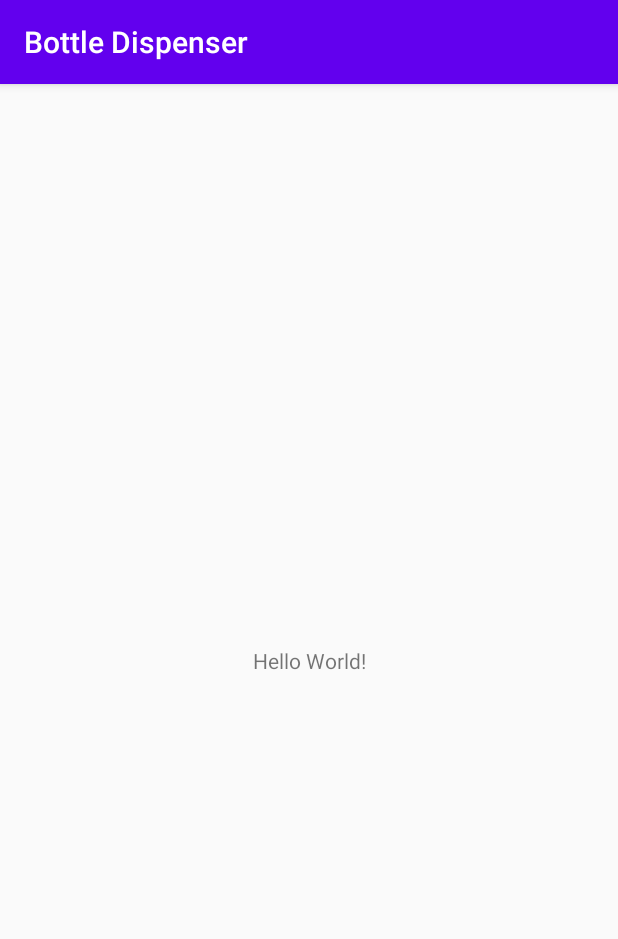
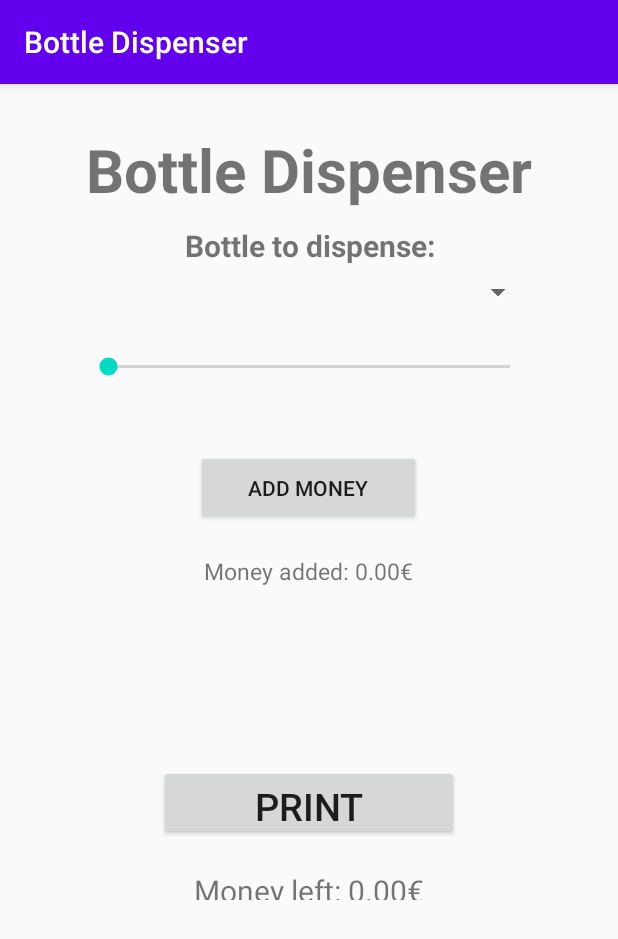
Before and after one commit to ViliAu/Olio-ohjelmointi, an Android app: the screen it shows after launch (MainActivity), on a phone screen of 412 x 824 dp. Shown: the top 939 px of the screen. Run offline under Robolectric (Android 15) with nearby library versions, the phone set to English and light mode, and no system bars.

Commit message:
Bottledispenser melkee valmis

```diff
--- /dev/null
+++ b/AndroidStudioProjects/BottleDispenser/app/src/main/java/com/example/bottledispenser/Bottle.java
@@ -0,0 +1,35 @@
+package com.example.bottledispenser;
+
+import java.util.ArrayList;
+
+public class Bottle {
+
+    private String name = "Pepsi Max";
+    private String manufacturer = "Pepsi";
+    private double total_energy = 0.3d;
+    final public float size;
+    final public float price;
+
+    public Bottle() {
+        size = 0.5f;
+        price = 1.80f;
+    }
+    public Bottle(String n, String manuf, double totE, float size, float price) {
+        name = n;
+        manufacturer = manuf;
+        total_energy = totE;
+        this.size = size;
+        this.price = price;
+    }
+
+    public String getName(){
+        return name;
+    }
+    public String getManufacturer(){
+        return manufacturer;
+    }
+    public double getEnergy(){
+        return total_energy;
+    }
+
+}
--- /dev/null
+++ b/AndroidStudioProjects/BottleDispenser/app/src/main/java/com/example/bottledispenser/BottleDispenser.java
@@ -0,0 +1,102 @@
+package com.example.bottledispenser;
+
+import java.util.ArrayList;
+import java.util.Scanner;
+
+import android.content.Context;
+import android.widget.ArrayAdapter;
+import android.widget.Spinner;
+import android.widget.TextView;
+import android.widget.Toast;
+
+public class BottleDispenser {
+
+    // Primitives
+    private int bottles;
+    private float money;
+
+    // Other
+    ArrayList<Bottle> bottle_array;
+    Context context;
+
+    //UI Elements
+    TextView contents;
+    TextView textField2;
+    Spinner spin;
+
+    private static BottleDispenser bd;
+    public static BottleDispenser getInstance(Spinner spin, Context c, TextView txtview, TextView l) {
+        if (bd == null) {
+            bd = new BottleDispenser(spin, c, txtview, l);
+        }
+        return bd;
+    }
+
+    // Overload for Customer class
+    public static BottleDispenser getInstance() {
+        return bd;
+    }
+
+    public BottleDispenser(Spinner spin, Context c, TextView txtview, TextView l) {
+        this.spin = spin;
+        contents = txtview;
+        context = c;
+        bottles = 5;
+        money = 0;
+        // Initialize the array
+        bottle_array = new ArrayList<Bottle>();
+
+        //Add bottles
+        bottle_array.add(new Bottle("Pepsi Max", "Pepsi", 0.3d, 0.5f, 1.8f));
+        bottle_array.add(new Bottle("Pepsi Max", "Pepsi", 0.3d, 1.5f, 2.2f));
+        bottle_array.add(new Bottle("Coca-Cola Zero", "Coca-Cola", 0.3d, 0.5f, 2.0f));
+        bottle_array.add(new Bottle("Coca-Cola Zero", "Coca-Cola", 0.3d, 1.5f, 2.5f));
+        bottle_array.add(new Bottle("Fanta Zero", "Coca-Cola", 0.3d, 0.5f, 1.95f));
+    }
+
+    public void addMoney(float money) {
+        this.money += money;
+        System.out.println("Klink! Added more money!");
+    }
+
+    public void buyBottle() {
+        if (bottles > 0 && money > bottle_array.get(0).price) {
+            transaction();
+        }
+        else if (bottles > 0) {
+            System.out.println("Add money first!");
+        }
+        else if (money > bottle_array.get(0).price) {
+            System.out.println("Out of bottels!");
+        }
+    }
+
+    public void returnMoney() {
+        System.out.print("Klink klink. Money came out! ");
+        System.out.printf("You got %.2f€ back", money);
+        System.out.println("");
+        money = 0;
+    }
+
+    public void listBottles() {
+        for (int i = 0; i < bottles; i++) {
+            System.out.println(i+1+". Name: "+bottle_array.get(i).getName());
+            System.out.println("\tSize: "+bottle_array.get(i).size+"\tPrice: "+bottle_array.get(i).price);
+        }
+    }
+    public void transaction() {
+        Bottle b;
+        int choice;
+
+        listBottles();
+        System.out.print("Your choice: ");
+        Scanner scanner = new Scanner(System.in);
+        choice = scanner.nextInt();
+        b = bottle_array.get(choice-1);
+
+        bottles -= 1;
+        bottle_array.remove(choice-1);
+        money -= b.price;
+        System.out.println("KACHUNK! " + b.getName() + " came out of the dispenser!");
+    }
+}
--- a/AndroidStudioProjects/BottleDispenser/app/src/main/java/com/example/bottledispenser/ElementHandler.java
+++ /dev/null
@@ -1,16 +0,0 @@
-package com.example.bottledispenser;
-
-public class ElementHandler {
-    public static int jere = 1;
-    ElementHandler() {
-
-    }
-
-    void setupButtons() {
-
-    }
-
-    void setupTextFields() {
-
-    }
-}
--- a/AndroidStudioProjects/BottleDispenser/app/src/main/java/com/example/bottledispenser/MainActivity.java
+++ b/AndroidStudioProjects/BottleDispenser/app/src/main/java/com/example/bottledispenser/MainActivity.java
@@ -1,15 +1,105 @@
 package com.example.bottledispenser;
 
 import androidx.appcompat.app.AppCompatActivity;
-
 import android.os.Bundle;
 
+import android.content.Context;
+import android.view.View;
+import android.widget.ArrayAdapter;
+import android.widget.SeekBar;
+import android.widget.Spinner;
+import android.widget.TextView;
+import android.widget.Toast;
+import android.widget.Button;
+
 public class MainActivity extends AppCompatActivity {
+    //Primitives
+    private int moneyToAdd;
+    private int money;
+
+    //Others
+    private BottleDispenser bd;
+    private Context context;
+
+    //UI Elements
+    private TextView action;
+    private Button btnAddMoney;
+    private Button btnPrintReceipt;
+    private SeekBar seekBar;
+    private Spinner spinner;
 
     @Override
     protected void onCreate(Bundle savedInstanceState) {
+        // Setup view
         super.onCreate(savedInstanceState);
         setContentView(R.layout.activity_main);
-        ElementHandler ele = new ElementHandler();
+        context = getApplicationContext();
+
+        money = 10;
+        initElements();
+
+        bd = BottleDispenser.getInstance(spinner, context, action, action);
+    }
+
+    private void addMoneyToDispenser() {
+        if (money - moneyToAdd < 0) {
+            Toast toast = Toast.makeText(this, "Not enough money!", Toast.LENGTH_SHORT);
+            toast.show();
+            return;
+        }
+        else {
+            money -= moneyToAdd;
+            bd.addMoney(moneyToAdd);
+        }
+    }
+
+    private void initElements() {
+        initTextViews();
+        initButtons();
+        initSeekBar();
+        initSpinner();
+    }
+
+    private void initTextViews() {
+        action = (TextView)findViewById(R.id.textview_activity);
+    }
+
+    private void initButtons() {
+        btnAddMoney = (Button)findViewById(R.id.button_add_money);
+        btnAddMoney.setOnClickListener(new View.OnClickListener() {
+            @Override
+            public void onClick(View v) {
+                addMoneyToDispenser();
+            }
+        });
+
+        btnPrintReceipt = (Button)findViewById(R.id.button_add_money);
+    }
+
+    private void initSeekBar() {
+        seekBar = (SeekBar)findViewById(R.id.seekbar_money_amount);
+        seekBar.setOnSeekBarChangeListener(new SeekBar.OnSeekBarChangeListener() {
+            @Override
+            public void onProgressChanged(SeekBar seekBar, int progress, boolean fromUser) {
+                moneyToAdd = seekBar.getProgress();
+                Toast toast = Toast.makeText(context, String.valueOf(moneyToAdd), Toast.LENGTH_SHORT);
+                toast.show();
+                System.out.println("_LOG: "+moneyToAdd);
+            }
+
+            @Override
+            public void onStartTrackingTouch(SeekBar seekBar) {
+
+            }
+
+            @Override
+            public void onStopTrackingTouch(SeekBar seekBar) {
+
+            }
+        });
+    }
+
+    private void initSpinner() {
+        spinner = (Spinner)findViewById(R.id.spinner_bottles);
     }
 }
--- a/AndroidStudioProjects/BottleDispenser/app/src/main/java/com/example/bottledispenser/Singleton.java
+++ /dev/null
@@ -1,11 +0,0 @@
-package com.example.bottledispenser;
-
-class Singleton {
-    private static Singleton instance = null;
-    private Singleton(){}
-    public static Singleton getInstance() {
-        if (instance == null)
-            instance = new Singleton();
-        return instance;
-    }
-}
--- a/AndroidStudioProjects/BottleDispenser/app/src/main/res/layout/activity_main.xml
+++ b/AndroidStudioProjects/BottleDispenser/app/src/main/res/layout/activity_main.xml
@@ -1,5 +1,5 @@
 <?xml version="1.0" encoding="utf-8"?>
-<androidx.constraintlayout.widget.ConstraintLayout xmlns:android="http://schemas.android.com/apk/res/android"
+<RelativeLayout xmlns:android="http://schemas.android.com/apk/res/android"
     xmlns:app="http://schemas.android.com/apk/res-auto"
     xmlns:tools="http://schemas.android.com/tools"
     android:layout_width="match_parent"
@@ -7,12 +7,108 @@
     tools:context=".MainActivity">
 
     <TextView
+        android:id="@+id/header"
         android:layout_width="wrap_content"
         android:layout_height="wrap_content"
-        android:text="Hello World!"
-        app:layout_constraintBottom_toBottomOf="parent"
-        app:layout_constraintLeft_toLeftOf="parent"
-        app:layout_constraintRight_toRightOf="parent"
-        app:layout_constraintTop_toTopOf="parent" />
+        android:layout_centerHorizontal="true"
+        android:layout_marginTop="30dp"
 
-</androidx.constraintlayout.widget.ConstraintLayout>
+        android:text="Bottle Dispenser"
+        android:textStyle="bold"
+        android:textSize="40sp"
+        android:textAlignment="center"
+    />
+
+    <TextView
+        android:id="@+id/paragraph1"
+        android:layout_width="wrap_content"
+        android:layout_height="wrap_content"
+        android:layout_centerHorizontal="true"
+        android:layout_marginTop="10dp"
+        android:layout_below="@id/header"
+
+        android:text="Bottle to dispense:"
+        android:textStyle="bold"
+        android:textSize="20sp"
+        android:textAlignment="center"
+        />
+
+    <Spinner
+        android:id="@+id/spinner_bottles"
+        android:layout_below="@+id/header"
+        android:layout_height="50dp"
+        android:layout_width="300dp"
+        android:layout_centerHorizontal="true"
+        android:layout_marginTop="30dp"
+    />
+
+    <SeekBar
+        android:id="@+id/seekbar_money_amount"
+        android:layout_width="300dp"
+        android:layout_height="50dp"
+        android:layout_below="@+id/spinner_bottles"
+        android:layout_centerHorizontal="true"
+    />
+
+    <Button
+        android:id="@+id/button_add_money"
+        android:layout_width="150dp"
+        android:layout_height="50dp"
+        android:layout_marginTop="30dp"
+        android:layout_below="@+id/seekbar_money_amount"
+        android:layout_centerHorizontal="true"
+
+        android:text="Add money"
+    />
+
+    <TextView
+        android:id="@+id/textview_activity"
+        android:layout_width="match_parent"
+        android:layout_height="100dp"
+        android:layout_centerHorizontal="true"
+        android:layout_below="@+id/button_add_money"
+        android:layout_marginTop="50dp"
+    />
+
+    <TextView
+        android:id="@+id/textview_money"
+        android:layout_width="170dp"
+        android:layout_height="20dp"
+        android:layout_below="@+id/button_add_money"
+        android:layout_marginTop="20dp"
+        android:layout_centerHorizontal="true"
+        android:layout_marginBottom="0dp"
+
+        android:text="Money added: 0.00€"
+        android:textSize="15sp"
+        android:textAlignment="center"
+    />
+
+    <TextView
+        android:id="@+id/textview_money_left"
+        android:layout_width="170dp"
+        android:layout_height="20dp"
+        android:layout_below="@+id/button_print_receipt"
+        android:layout_marginTop="20dp"
+        android:layout_centerHorizontal="true"
+        android:layout_marginBottom="0dp"
+
+        android:text="Money left: 0.00€"
+        android:textSize="20sp"
+        android:textAlignment="center"
+        />
+
+    <Button
+        android:id="@+id/button_print_receipt"
+        android:layout_width="200dp"
+        android:layout_height="50dp"
+        android:layout_below="@id/textview_activity"
+        android:layout_centerHorizontal="true"
+        android:layout_marginTop="10dp"
+
+        android:text="Print receipt"
+        android:textSize="25sp"
+    />
+
+
+</RelativeLayout>
```
